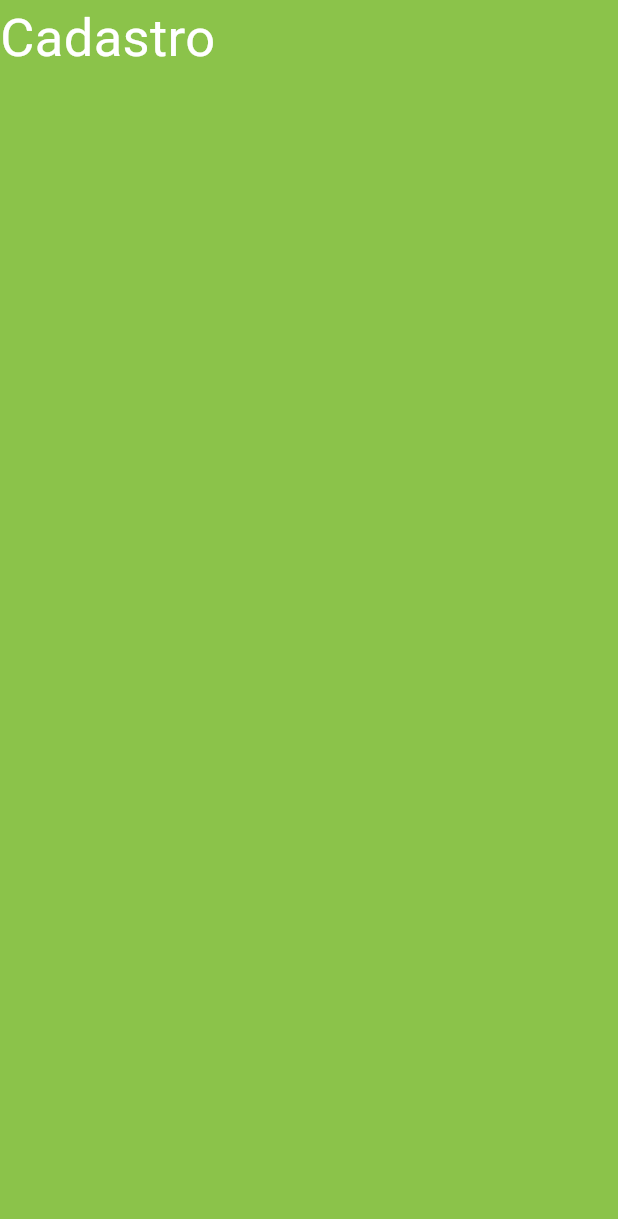
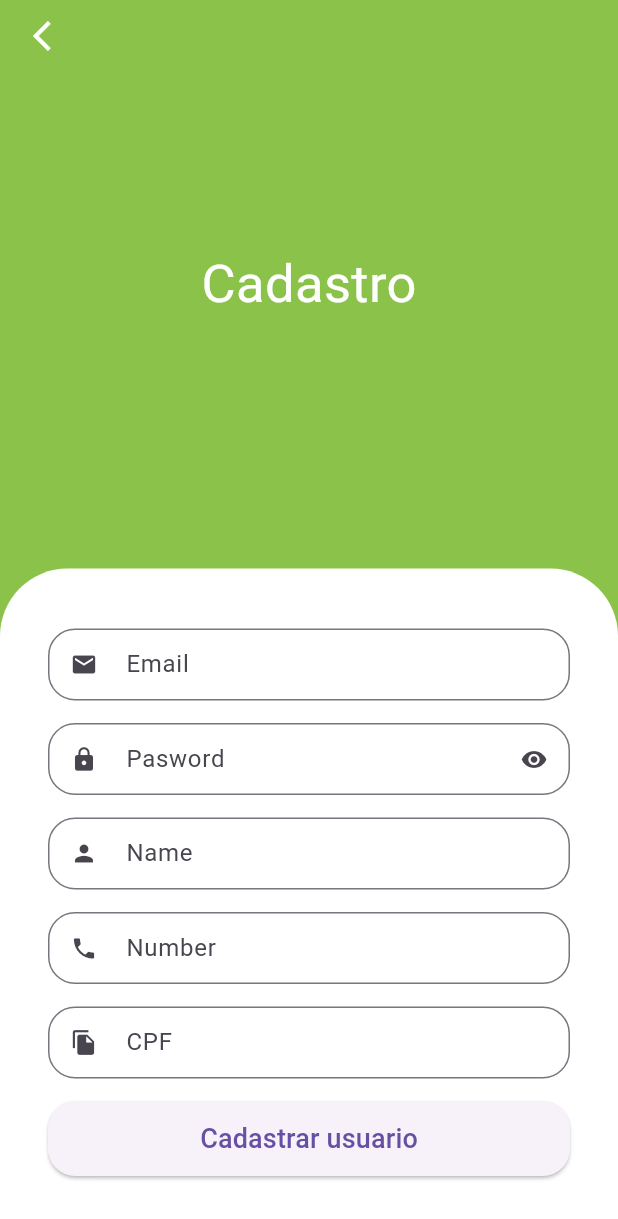
Before and after one commit to alexanderalv03/fruit_shop, a Flutter app: the SignUpScreen screen opened directly, on a phone screen of 412 x 824 dp. Shown: the top 1219 px of the screen. Run offline on Flutter 3.47's test engine with Material 3 defaults, Android fonts, the phone set to English and light mode, and no system bars; our stand-ins replace animated_text_kit.

Commit message:
update signupscreen

```diff
--- a/lib/src/auth/sign_up_screen.dart
+++ b/lib/src/auth/sign_up_screen.dart
@@ -1,22 +1,107 @@
 import 'package:flutter/material.dart';
+import 'package:fruit_shop/src/auth/components/custom_test_field.dart';
 import 'package:fruit_shop/src/config/custom_colors.dart';
 
 class SignUpScreen extends StatelessWidget {
-  const SignUpScreen({super.key});
+  SignUpScreen({super.key});
+
+  final cpfFormater = MaskTextInputFormater();
 
   @override
   Widget build(BuildContext context) {
+    final size = MediaQuery.of(context).size;
+
     return Scaffold(
       backgroundColor: CustomColors.customSwatchColor,
-      body: Column(
+      body: SingleChildScrollView(
+        child: SizedBox(
+          height: size.height,
+          width: size.width,
+          child: Stack(
             children: [
-          Expanded(
+              Positioned(
+                left: 10,
+                child: SafeArea(
+                  child: IconButton(
+                    onPressed: () {
+                      Navigator.of(context).pop();
+                    },
+                    icon: Icon(Icons.arrow_back_ios, color: Colors.white),
+                  ),
+                ),
+              ),
+
+              Column(
+                children: [
+                  const Expanded(
+                    child: Center(
                       child: Text(
                         'Cadastro',
                         style: TextStyle(color: Colors.white, fontSize: 35),
                       ),
                     ),
+                  ),
+
+                  //FORMULARIO
+                  Container(
+                    padding: const EdgeInsets.symmetric(
+                      horizontal: 32,
+                      vertical: 40,
+                    ),
+                    decoration: const BoxDecoration(
+                      color: Colors.white,
+                      borderRadius: BorderRadius.vertical(
+                        top: Radius.circular(45),
+                      ),
+                    ),
+
+                    child: Column(
+                      crossAxisAlignment: CrossAxisAlignment.stretch,
+                      children: [
+                        const CustomTextField(
+                          icon: Icons.email,
+                          label: 'Email',
+                        ),
+                        const CustomTextField(
+                          icon: Icons.lock,
+                          label: 'Pasword',
+                          isSecret: true,
+                        ),
+                        const CustomTextField(
+                          icon: Icons.person,
+                          label: 'Name',
+                        ),
+                        const CustomTextField(
+                          icon: Icons.phone,
+                          label: 'Number',
+                        ),
+                        const CustomTextField(
+                          icon: Icons.file_copy,
+                          label: 'CPF',
+                        ),
+                        SizedBox(
+                          height: 50,
+                          child: ElevatedButton(
+                            style: ElevatedButton.styleFrom(
+                              shape: RoundedRectangleBorder(
+                                borderRadius: BorderRadius.circular(18),
+                              ),
+                            ),
+                            onPressed: () {},
+                            child: const Text(
+                              'Cadastrar usuario',
+                              style: TextStyle(fontSize: 18),
+                            ),
+                          ),
+                        ),
                       ],
+                    ),
+                  ),
+                ],
+              ),
+            ],
+          ),
+        ),
       ),
     );
   }
--- a/pubspec.yaml
+++ b/pubspec.yaml
@@ -36,7 +36,7 @@ dependencies:
   cupertino_icons: ^1.0.8
 
   animated_text_kit: ^4.2.3
-
+mask_text_input_formatter: ^2.9.0
 dev_dependencies:
   flutter_test:
     sdk: flutter
```
Lines whose indentation alone changed are shown as unchanged.
